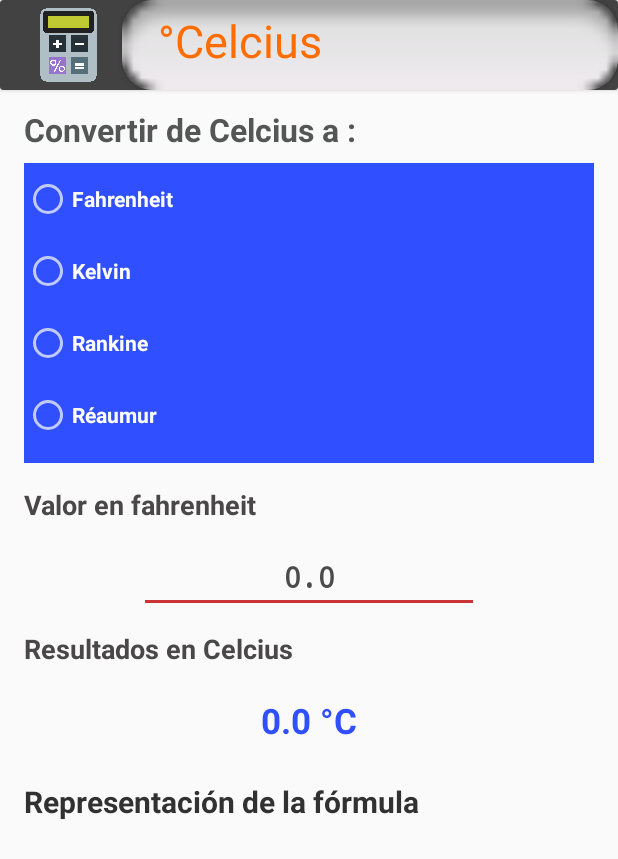
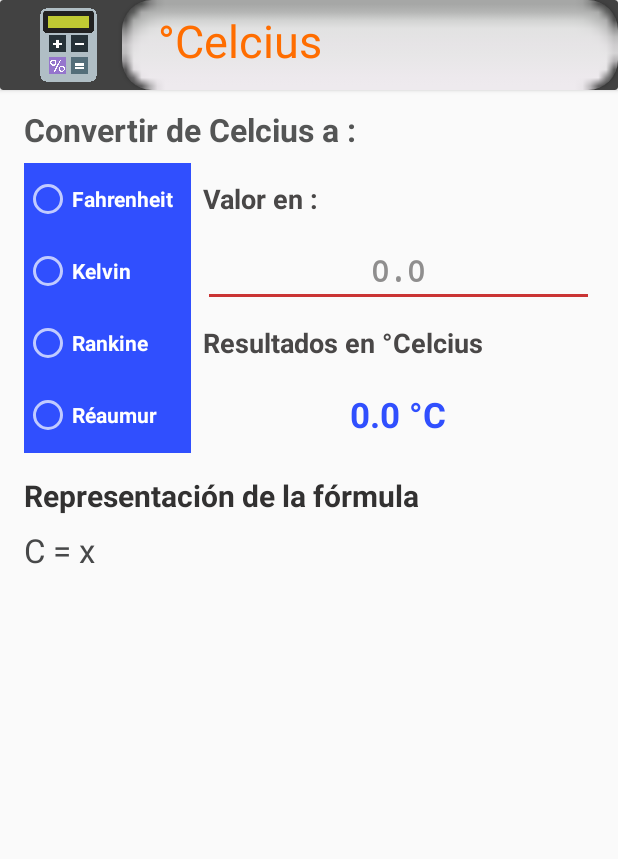
Before and after one commit to HenryDiaz1202/TemperatureConverter, an Android app: the screen it shows after launch (CelciusLayout), on a phone screen of 412 x 824 dp. Shown: the top 859 px of the screen. Run offline under Robolectric (Android 15) with nearby library versions, the phone set to English and light mode, and no system bars.

Commit message:
Conversión de otras temperaturas a Celcius, Terminado

```diff
--- a/app/src/main/res/layout/activity_celcius_layout.xml
+++ b/app/src/main/res/layout/activity_celcius_layout.xml
@@ -90,12 +90,11 @@
                 android:layout_marginStart="16dp"
                 android:layout_marginTop="16dp"
                 android:layout_marginEnd="16dp"
-                android:layout_marginBottom="32dp"
                 android:text="Representación de la fórmula"
                 android:textColor="#323131"
                 android:textSize="20sp"
                 android:textStyle="bold"
-                app:layout_constraintBottom_toBottomOf="parent"
+                app:layout_constraintBottom_toTopOf="@+id/idFormule"
                 app:layout_constraintEnd_toEndOf="parent"
                 app:layout_constraintStart_toStartOf="parent"
                 app:layout_constraintTop_toBottomOf="@+id/idRes1" />
@@ -104,58 +103,57 @@
                 android:id="@+id/idRes1"
                 android:layout_width="0dp"
                 android:layout_height="48sp"
+                android:layout_marginStart="8dp"
+                android:layout_marginEnd="16dp"
                 android:gravity="center|center_horizontal"
                 android:text="0.0 °C"
                 android:textColor="#304FFE"
                 android:textSize="23sp"
                 android:textStyle="bold"
-                app:layout_constraintBottom_toTopOf="@+id/textView11"
                 app:layout_constraintEnd_toEndOf="parent"
-                app:layout_constraintStart_toStartOf="parent"
+                app:layout_constraintStart_toEndOf="@+id/radioGroup"
                 app:layout_constraintTop_toBottomOf="@+id/textView9" />
 
             <TextView
                 android:id="@+id/textView9"
                 android:layout_width="0dp"
                 android:layout_height="48dp"
-                android:layout_marginStart="16dp"
+                android:layout_marginStart="8dp"
                 android:layout_marginEnd="16dp"
                 android:gravity="center_vertical"
-                android:text="Resultados en Celcius"
+                android:text="Resultados en °Celcius"
                 android:textColor="#494747"
                 android:textSize="18sp"
                 android:textStyle="bold"
                 app:layout_constraintBottom_toTopOf="@+id/idRes1"
                 app:layout_constraintEnd_toEndOf="parent"
-                app:layout_constraintStart_toStartOf="parent"
+                app:layout_constraintStart_toEndOf="@+id/radioGroup"
                 app:layout_constraintTop_toBottomOf="@+id/idValorG" />
 
             <TextView
-                android:id="@+id/textView8"
+                android:id="@+id/idInfo"
                 android:layout_width="0dp"
                 android:layout_height="48dp"
-                android:layout_marginStart="16dp"
-                android:layout_marginTop="4dp"
+                android:layout_marginStart="8dp"
+                android:layout_marginTop="8dp"
                 android:layout_marginEnd="16dp"
                 android:autoText="true"
                 android:gravity="center_vertical"
-                android:text="Valor en fahrenheit"
+                android:text="Valor en :"
                 android:textColor="#494747"
                 android:textSize="18sp"
                 android:textStyle="bold"
                 app:layout_constraintEnd_toEndOf="parent"
-                app:layout_constraintStart_toStartOf="parent"
-                app:layout_constraintTop_toBottomOf="@+id/radioGroup" />
+                app:layout_constraintStart_toEndOf="@+id/radioGroup"
+                app:layout_constraintTop_toBottomOf="@+id/textView7" />
 
             <RadioGroup
                 android:id="@+id/radioGroup"
-                android:layout_width="0dp"
-                android:layout_height="200dp"
+                android:layout_width="111dp"
+                android:layout_height="193dp"
                 android:layout_marginStart="16dp"
                 android:layout_marginTop="8dp"
-                android:layout_marginEnd="16dp"
                 android:background="#304FFE"
-                app:layout_constraintEnd_toEndOf="parent"
                 app:layout_constraintStart_toStartOf="parent"
                 app:layout_constraintTop_toBottomOf="@+id/textView7">
 
@@ -164,6 +162,7 @@
                     android:layout_width="match_parent"
                     android:layout_height="wrap_content"
                     android:minHeight="48dp"
+                    android:onClick="CtoF"
                     android:text="Fahrenheit"
                     android:textStyle="bold" />
 
@@ -172,6 +171,7 @@
                     android:layout_width="match_parent"
                     android:layout_height="wrap_content"
                     android:minHeight="48dp"
+                    android:onClick="CtoK"
                     android:text="Kelvin"
                     android:textStyle="bold" />
 
@@ -180,6 +180,7 @@
                     android:layout_width="match_parent"
                     android:layout_height="wrap_content"
                     android:minHeight="48dp"
+                    android:onClick="CtoRk"
                     android:text="Rankine"
                     android:textStyle="bold" />
 
@@ -188,6 +189,7 @@
                     android:layout_width="match_parent"
                     android:layout_height="wrap_content"
                     android:minHeight="48dp"
+                    android:onClick="CToRM"
                     android:text="Réaumur"
                     android:textStyle="bold" />
             </RadioGroup>
@@ -208,9 +210,9 @@
 
             <EditText
                 android:id="@+id/idValorG"
-                android:layout_width="wrap_content"
+                android:layout_width="0dp"
                 android:layout_height="wrap_content"
-                android:layout_marginStart="16dp"
+                android:layout_marginStart="8dp"
                 android:layout_marginEnd="16dp"
                 android:backgroundTint="#CA3434"
                 android:editable="false"
@@ -223,14 +225,33 @@
                 android:singleLine="false"
                 android:textAlignment="center"
                 android:textColor="#304FFE"
-                android:textColorHint="#4C4B4B"
-                android:textSize="19sp"
+                android:textColorHint="#8F8E8E"
+                android:textSize="20sp"
                 android:textStyle="bold"
                 android:typeface="monospace"
                 app:layout_constraintBottom_toTopOf="@+id/textView9"
                 app:layout_constraintEnd_toEndOf="parent"
+                app:layout_constraintStart_toEndOf="@+id/radioGroup"
+                app:layout_constraintTop_toBottomOf="@+id/idInfo" />
+
+            <TextView
+                android:id="@+id/idFormule"
+                android:layout_width="0dp"
+                android:layout_height="wrap_content"
+                android:layout_marginStart="16dp"
+                android:layout_marginTop="8dp"
+                android:layout_marginEnd="16dp"
+                android:layout_marginBottom="24dp"
+                android:text="C = x"
+                android:textAlignment="viewStart"
+                android:textColor="#474849"
+                android:textSize="22dp"
+                app:layout_constraintBottom_toBottomOf="parent"
+                app:layout_constraintEnd_toEndOf="parent"
+                app:layout_constraintHorizontal_bias="0.498"
                 app:layout_constraintStart_toStartOf="parent"
-                app:layout_constraintTop_toBottomOf="@+id/textView8" />
+                app:layout_constraintTop_toBottomOf="@+id/textView11"
+                app:layout_constraintVertical_bias="1.0" />
 
         </androidx.constraintlayout.widget.ConstraintLayout>
     </ScrollView>
```
Also changed, not shown: app/src/main/java/com/henry/formulessolve/CelciusLayout.java (+142 -0 lines).
